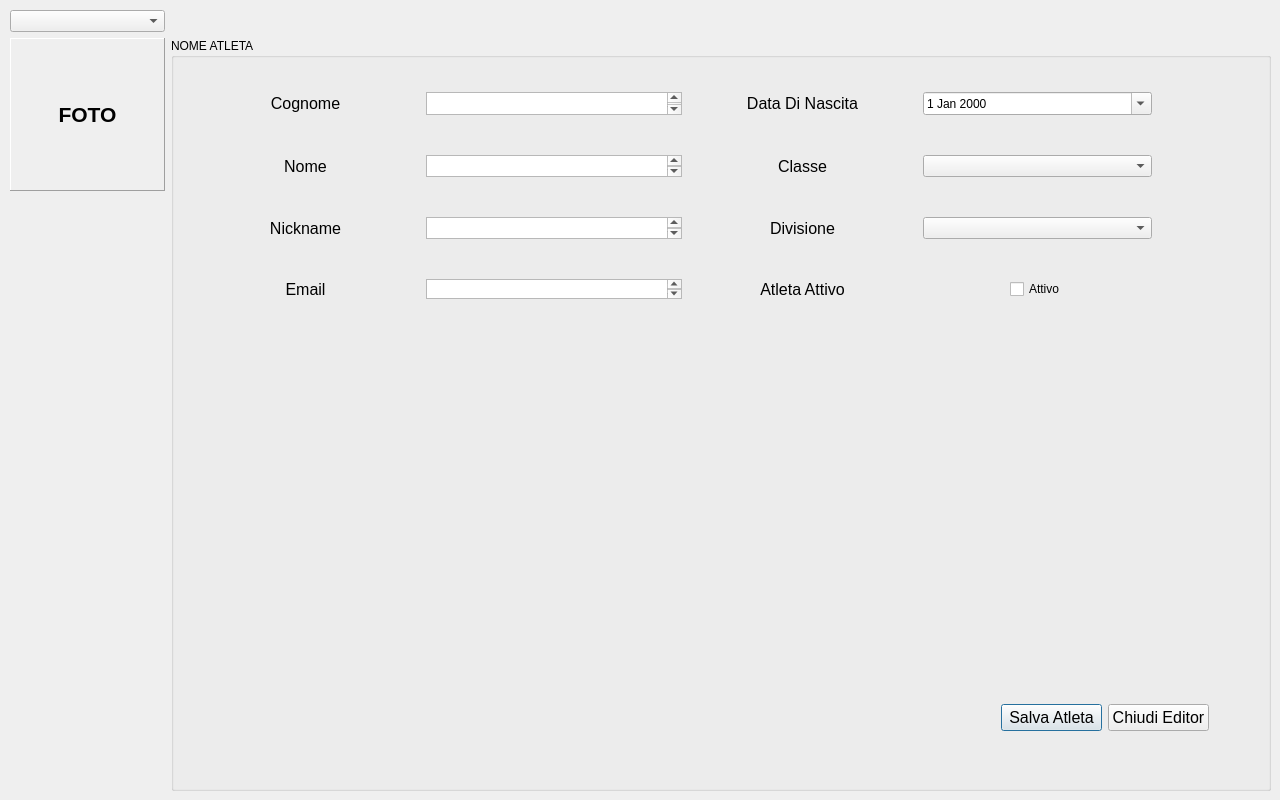
First picture: the form in editor_athlete.ui, repository talorno/ArcheryWkoutManager, before the edit.
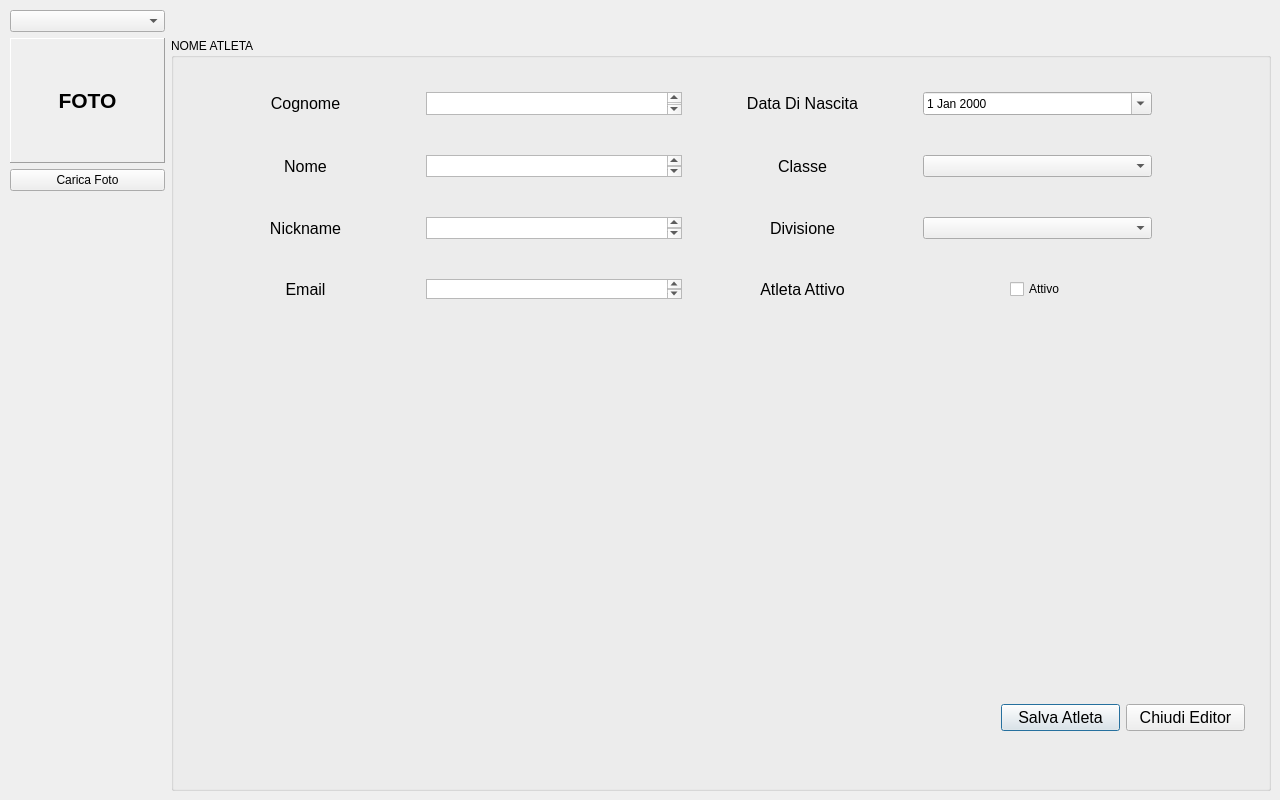
Second picture: the form after the edit.

Commit message: Working on SQL blob image load/upload

Patch:
```diff
--- a/editor_athlete.ui
+++ b/editor_athlete.ui
@@ -29,7 +29,10 @@
     </rect>
    </property>
    <layout class="QGridLayout" name="gridLayout">
-    <item row="2" column="0">
+    <item row="0" column="0">
+     <widget class="QComboBox" name="COMBO_athlete"/>
+    </item>
+    <item row="3" column="0">
      <spacer name="verticalSpacer">
       <property name="orientation">
        <enum>Qt::Vertical</enum>
@@ -84,10 +87,7 @@
       </property>
      </spacer>
     </item>
-    <item row="0" column="0">
-     <widget class="QComboBox" name="COMBO_athlete"/>
-    </item>
-    <item row="1" column="1" rowspan="2">
+    <item row="1" column="1" rowspan="3">
      <widget class="QGroupBox" name="groupBox">
       <property name="title">
        <string>NOME ATLETA</string>
@@ -313,7 +313,7 @@
         <rect>
          <x>830</x>
          <y>640</y>
-         <width>208</width>
+         <width>244</width>
          <height>80</height>
         </rect>
        </property>
@@ -346,6 +346,13 @@
       </widget>
      </widget>
     </item>
+    <item row="2" column="0">
+     <widget class="QPushButton" name="BTN_loadPicture">
+      <property name="text">
+       <string>Carica Foto</string>
+      </property>
+     </widget>
+    </item>
    </layout>
   </widget>
  </widget>
```
The commit also changes 21 other files.
